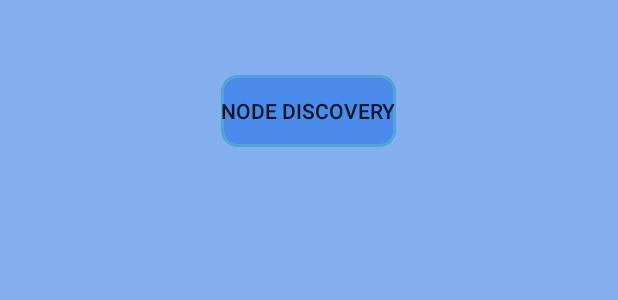
After one commit to ayushg9899/xbee_application, an Android app: the layout devices_nd.xml on its own in the app's theme, with its tools: preview values and no code run, on a phone screen of 412 x 824 dp. The commit adds this screen. Shown: the top 300 px of the screen. Run offline under Robolectric (Android 15) with nearby library versions, the phone set to English and light mode, and no system bars.

Commit message:
added display_main layout

```diff
--- /dev/null
+++ b/app/src/main/res/layout/devices_nd.xml
@@ -0,0 +1,35 @@
+<?xml version="1.0" encoding="utf-8"?>
+<RelativeLayout xmlns:android="http://schemas.android.com/apk/res/android"
+    android:layout_width="match_parent"
+    android:background="#801166E6"
+    android:layout_height="match_parent">
+
+    <Button
+        android:layout_width="wrap_content"
+        android:id="@+id/node_button"
+        android:layout_height="wrap_content"
+        android:layout_centerHorizontal="true"
+        android:text="Node Discovery"
+        android:background="@drawable/text_background"
+        android:onClick="onClickscan"
+        android:layout_marginTop="50dp"/>
+
+    <ScrollView
+        android:layout_width="match_parent"
+        android:layout_height="match_parent"
+        android:layout_marginTop="20dp"
+        android:layout_below="@id/node_button">
+
+        <LinearLayout
+            android:layout_width="wrap_content"
+            android:layout_height="wrap_content"
+            android:id="@+id/linearlay"
+            android:orientation="vertical">
+
+        </LinearLayout>
+
+
+    </ScrollView>
+
+
+</RelativeLayout>
```
Also changed, not shown: app/src/main/java/com/example/xbeeapplication/MainActivity.java (+136 -78 lines), app/src/main/res/layout/display_main.xml (added, +8 -0 lines).
